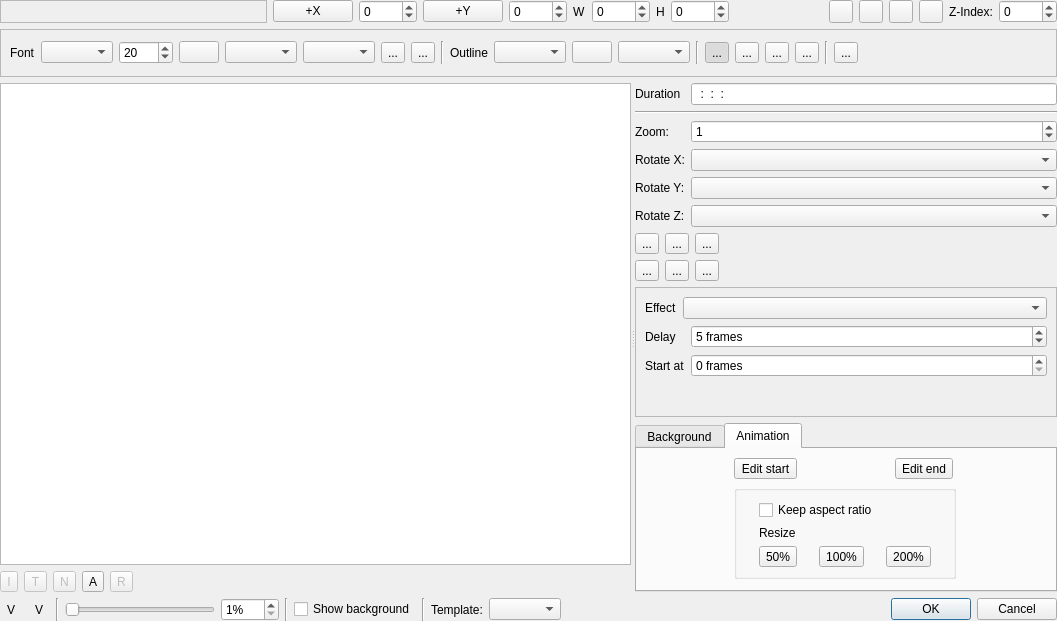
The window that src/ui/titlewidget_ui.ui (KDE/kdenlive) describes before a commit, drawn with Qt 5.
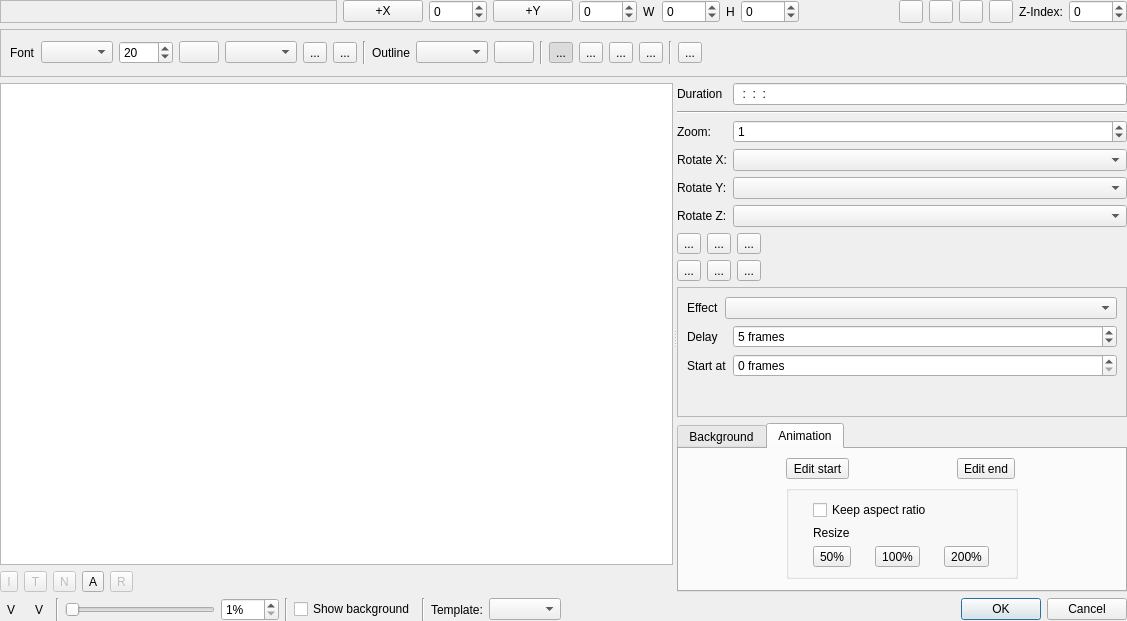
The same window after the commit. The open tabs and pages were chosen to show the change. Custom widgets are drawn as their Qt base class.

Commit message: Fix crash when closing title widget

```diff
--- a/src/ui/titlewidget_ui.ui
+++ b/src/ui/titlewidget_ui.ui
@@ -6,8 +6,8 @@
    <rect>
     <x>0</x>
     <y>0</y>
-    <width>1057</width>
-    <height>589</height>
+    <width>1127</width>
+    <height>603</height>
    </rect>
   </property>
   <property name="windowTitle">
@@ -369,12 +369,9 @@
         </widget>
        </item>
        <item row="0" column="4">
-        <widget class="KoSliderCombo" name="textAlpha"/>
-       </item>
-       <item row="0" column="5">
         <widget class="QComboBox" name="font_weight_box"/>
        </item>
-       <item row="0" column="6">
+       <item row="0" column="5">
         <widget class="QToolButton" name="buttonItalic">
          <property name="text">
           <string>...</string>
@@ -384,7 +381,7 @@
          </property>
         </widget>
        </item>
-       <item row="0" column="7">
+       <item row="0" column="6">
         <widget class="QToolButton" name="buttonUnder">
          <property name="text">
           <string>...</string>
@@ -395,23 +392,16 @@
         </widget>
        </item>
        <item row="0" column="8">
-        <widget class="Line" name="line_4">
-         <property name="orientation">
-          <enum>Qt::Vertical</enum>
-         </property>
-        </widget>
-       </item>
-       <item row="0" column="9">
         <widget class="QLabel" name="label_18">
          <property name="text">
           <string>Outline</string>
          </property>
         </widget>
        </item>
-       <item row="0" column="10">
+       <item row="0" column="9">
         <widget class="KoSliderCombo" name="textOutline"/>
        </item>
-       <item row="0" column="11">
+       <item row="0" column="10">
         <widget class="KColorButton" name="textOutlineColor">
          <property name="sizePolicy">
           <sizepolicy hsizetype="Minimum" vsizetype="Fixed">
@@ -421,17 +411,14 @@
          </property>
         </widget>
        </item>
-       <item row="0" column="12">
-        <widget class="KoSliderCombo" name="textOutlineAlpha"/>
-       </item>
-       <item row="0" column="13">
+       <item row="0" column="11">
         <widget class="Line" name="line_5">
          <property name="orientation">
           <enum>Qt::Vertical</enum>
          </property>
         </widget>
        </item>
-       <item row="0" column="14">
+       <item row="0" column="12">
         <widget class="QToolButton" name="buttonAlignNone">
          <property name="text">
           <string>...</string>
@@ -447,7 +434,7 @@
          </property>
         </widget>
        </item>
-       <item row="0" column="15">
+       <item row="0" column="13">
         <widget class="QToolButton" name="buttonAlignLeft">
          <property name="text">
           <string>...</string>
@@ -463,7 +450,7 @@
          </property>
         </widget>
        </item>
-       <item row="0" column="16">
+       <item row="0" column="14">
         <widget class="QToolButton" name="buttonAlignCenter">
          <property name="text">
           <string>...</string>
@@ -476,7 +463,7 @@
          </property>
         </widget>
        </item>
-       <item row="0" column="17">
+       <item row="0" column="15">
         <widget class="QToolButton" name="buttonAlignRight">
          <property name="text">
           <string>...</string>
@@ -489,21 +476,21 @@
          </property>
         </widget>
        </item>
-       <item row="0" column="18">
+       <item row="0" column="16">
         <widget class="Line" name="line">
          <property name="orientation">
           <enum>Qt::Vertical</enum>
          </property>
         </widget>
        </item>
-       <item row="0" column="19">
+       <item row="0" column="17">
         <widget class="QToolButton" name="buttonInsertUnicode">
          <property name="text">
           <string>...</string>
          </property>
         </widget>
        </item>
-       <item row="0" column="20">
+       <item row="0" column="18">
         <spacer name="horizontalSpacer_2">
          <property name="orientation">
           <enum>Qt::Horizontal</enum>
@@ -516,6 +503,13 @@
          </property>
         </spacer>
        </item>
+       <item row="0" column="7">
+        <widget class="Line" name="line_4">
+         <property name="orientation">
+          <enum>Qt::Vertical</enum>
+         </property>
+        </widget>
+       </item>
        <item row="0" column="1">
         <widget class="KFontComboBox" name="font_family"/>
        </item>
```
Left out of the diff: 16 changed lines with no effect on the pictures. The commit also changes 1 other file.
